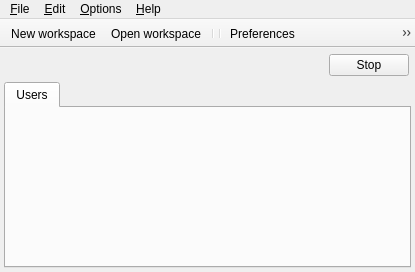
Qt form Srt.QT/tt3-skin-admin/MainFrame.ui (akapustiatyahoocouk/TimeTracker3) before a commit.
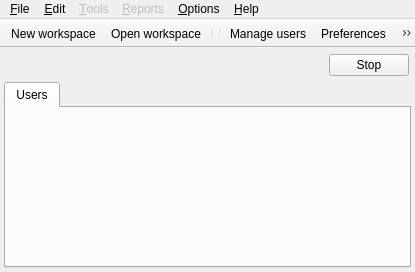
The same form after that commit. Icons and pictures are not drawn.

Diff of the .ui file:
```diff
--- a/Srt.QT/tt3-skin-admin/MainFrame.ui
+++ b/Srt.QT/tt3-skin-admin/MainFrame.ui
@@ -147,9 +147,28 @@
     <property name="title">
      <string>&amp;Edit</string>
     </property>
+    <addaction name="actionManageUsers"/>
+   </widget>
+   <widget class="QMenu" name="menuTools">
+    <property name="enabled">
+     <bool>false</bool>
+    </property>
+    <property name="title">
+     <string>&amp;Tools</string>
+    </property>
+   </widget>
+   <widget class="QMenu" name="menuReports">
+    <property name="enabled">
+     <bool>false</bool>
+    </property>
+    <property name="title">
+     <string>&amp;Reports</string>
+    </property>
    </widget>
    <addaction name="menuFile"/>
    <addaction name="menuEdit"/>
+   <addaction name="menuTools"/>
+   <addaction name="menuReports"/>
    <addaction name="menuOptions"/>
    <addaction name="menuHelp"/>
   </widget>
@@ -173,6 +192,7 @@
    <addaction name="actionOpenWorkspace"/>
    <addaction name="separator"/>
    <addaction name="separator"/>
+   <addaction name="actionManageUsers"/>
    <addaction name="actionPreferences"/>
    <addaction name="actionLoginAsDifferentUser"/>
    <addaction name="separator"/>
@@ -328,6 +348,15 @@
     <string>&amp;Login as a different user</string>
    </property>
   </action>
+  <action name="actionManageUsers">
+   <property name="icon">
+    <iconset resource="tt3-skin-admin.qrc">
+     <normaloff>:/tt3-skin-admin/Resources/Images/Actions/ManageUsersSmall.png</normaloff>:/tt3-skin-admin/Resources/Images/Actions/ManageUsersSmall.png</iconset>
+   </property>
+   <property name="text">
+    <string>Manage &amp;users</string>
+   </property>
+  </action>
  </widget>
  <resources>
   <include location="tt3-skin-admin.qrc"/>
```
Left out of the diff: 17 changed lines with no effect on the pictures.
